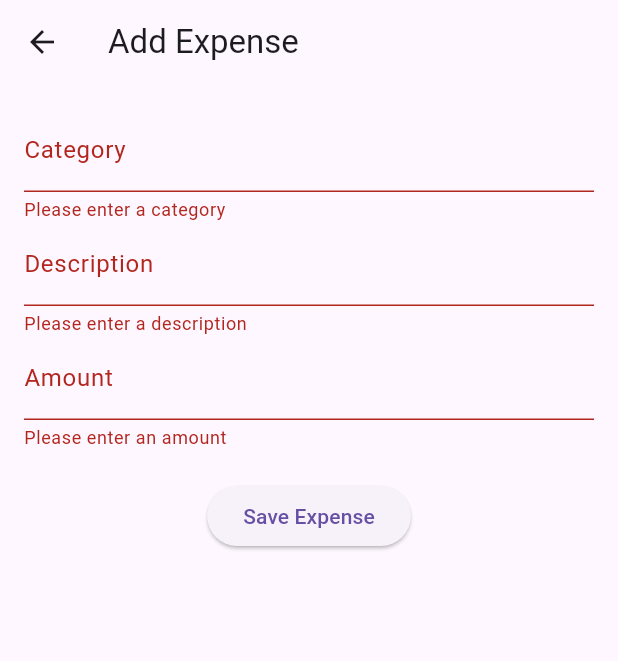
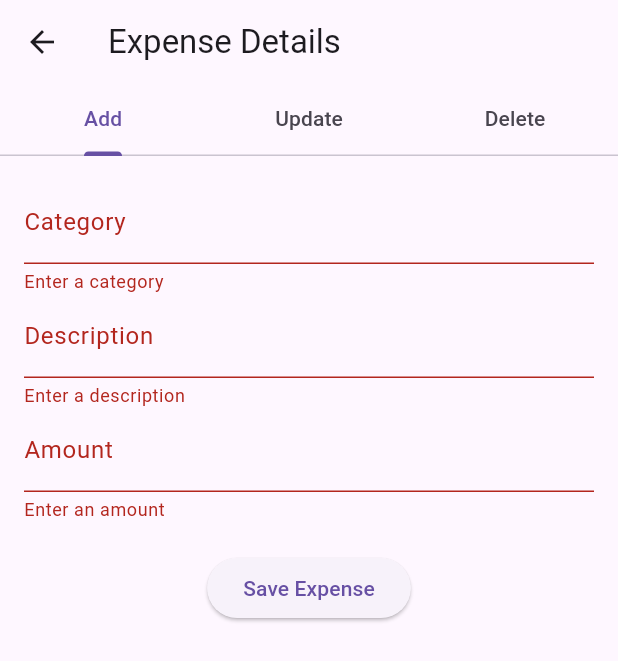
Before and after one commit to Athu06/Flutter_Project_Personal_Budget_Tracker_App-, a Flutter app: the ExpenseDetailScreen screen opened by its route, after a tap on "Save Expense", on a phone screen of 412 x 824 dp. Shown: the top 661 px of the screen. Run offline on Flutter 3.47's test engine with Material 3 defaults, Android fonts, the phone set to English and light mode, and no system bars; our stand-ins replace cloud_firestore, sqflite; accounts and stored records are empty; network calls fail.

Commit message:
updated_code

```diff
--- a/budget_app/lib/screens/expense_detail_screen.dart
+++ b/budget_app/lib/screens/expense_detail_screen.dart
@@ -1,6 +1,7 @@
 import 'package:flutter/material.dart';
-import 'package:http/http.dart' as http; // Import the http package
-import 'dart:convert'; // Import for JSON encoding
+import 'package:cloud_firestore/cloud_firestore.dart';
+import 'package:http/http.dart' as http;
+import 'dart:convert';
 
 class ExpenseDetailScreen extends StatefulWidget {
   @override
@@ -12,6 +13,27 @@ class _ExpenseDetailScreenState extends State<ExpenseDetailScreen> {
   final TextEditingController _categoryController = TextEditingController();
   final TextEditingController _descriptionController = TextEditingController();
   final TextEditingController _amountController = TextEditingController();
+
+  List<String> _categories = [];
+  String? _selectedCategory;
+
+  @override
+  void initState() {
+    super.initState();
+    _fetchCategories(); // Fetch categories on init
+  }
+
+  Future<void> _fetchCategories() async {
+    List<String> categories = [];
+    QuerySnapshot querySnapshot =
+        await FirebaseFirestore.instance.collection('expenses').get();
+    for (var doc in querySnapshot.docs) {
+      categories.add(doc['category']);
+    }
+    setState(() {
+      _categories = categories;
+    });
+  }
 
   void _saveExpense() async {
     if (_formKey.currentState!.validate()) {
@@ -25,16 +47,21 @@ class _ExpenseDetailScreenState extends State<ExpenseDetailScreen> {
       try {
         final response = await http.post(
           Uri.parse(
-              'http://localhost:3000/expense'), // Change to your actual API endpoint
+              'https://us-central1-stemious-hands-on-task.cloudfunctions.net/api/expense'),
           headers: {'Content-Type': 'application/json'},
           body: jsonEncode(expense),
         );
 
         if (response.statusCode == 201) {
-          // Assuming a successful creation returns 201
           // Show success message using SnackBar
           ScaffoldMessenger.of(context)
               .showSnackBar(SnackBar(content: Text('Expense Saved')));
+
+          // Clear the controllers after saving
+          _categoryController.clear();
+          _descriptionController.clear();
+          _amountController.clear();
+
           Navigator.pop(context); // Navigate back after successful insertion
         } else {
           // Handle server error
@@ -49,6 +76,36 @@ class _ExpenseDetailScreenState extends State<ExpenseDetailScreen> {
     }
   }
 
+  void _updateExpense() async {
+    if (_selectedCategory != null && _formKey.currentState!.validate()) {
+      DocumentReference docRef = FirebaseFirestore.instance
+          .collection('expenses')
+          .doc(_selectedCategory);
+      await docRef.update({
+        "description": _descriptionController.text,
+        "amount": double.parse(_amountController.text),
+      });
+      ScaffoldMessenger.of(context)
+          .showSnackBar(SnackBar(content: Text('Expense Updated')));
+    }
+  }
+
+  void _deleteExpense() async {
+    if (_selectedCategory != null) {
+      DocumentReference docRef = FirebaseFirestore.instance
+          .collection('expenses')
+          .doc(_selectedCategory);
+      await docRef.delete();
+      ScaffoldMessenger.of(context)
+          .showSnackBar(SnackBar(content: Text('Expense Deleted')));
+      setState(() {
+        _selectedCategory = null;
+        _descriptionController.clear();
+        _amountController.clear();
+      });
+    }
+  }
+
   void _showErrorDialog(String message) {
     showDialog(
       context: context,
@@ -59,7 +116,7 @@ class _ExpenseDetailScreenState extends State<ExpenseDetailScreen> {
           actions: <Widget>[
             TextButton(
               onPressed: () {
-                Navigator.of(context).pop(); // Close the dialog
+                Navigator.of(context).pop();
               },
               child: Text('OK'),
             ),
@@ -71,7 +128,6 @@ class _ExpenseDetailScreenState extends State<ExpenseDetailScreen> {
 
   @override
   void dispose() {
-    // Dispose of the controllers when the widget is removed from the widget tree
     _categoryController.dispose();
     _descriptionController.dispose();
     _amountController.dispose();
@@ -80,9 +136,23 @@ class _ExpenseDetailScreenState extends State<ExpenseDetailScreen> {
 
   @override
   Widget build(BuildContext context) {
-    return Scaffold(
-      appBar: AppBar(title: Text('Add Expense')),
-      body: Padding(
+    return DefaultTabController(
+      length: 3,
+      child: Scaffold(
+        appBar: AppBar(
+          title: Text('Expense Details'),
+          bottom: TabBar(
+            tabs: [
+              Tab(text: 'Add'),
+              Tab(text: 'Update'),
+              Tab(text: 'Delete'),
+            ],
+          ),
+        ),
+        body: TabBarView(
+          children: [
+            // Add Expense Tab
+            Padding(
               padding: EdgeInsets.all(16),
               child: Form(
                 key: _formKey,
@@ -91,30 +161,25 @@ class _ExpenseDetailScreenState extends State<ExpenseDetailScreen> {
                     TextFormField(
                       controller: _categoryController,
                       decoration: InputDecoration(labelText: 'Category'),
-                validator: (value) {
-                  if (value == null || value.isEmpty) {
-                    return 'Please enter a category';
-                  }
-                  return null;
-                },
+                      validator: (value) =>
+                          value!.isEmpty ? 'Enter a category' : null,
                     ),
                     TextFormField(
                       controller: _descriptionController,
                       decoration: InputDecoration(labelText: 'Description'),
-                validator: (value) {
-                  if (value == null || value.isEmpty) {
-                    return 'Please enter a description';
-                  }
-                  return null;
-                },
+                      validator: (value) =>
+                          value!.isEmpty ? 'Enter a description' : null,
                     ),
                     TextFormField(
                       controller: _amountController,
                       decoration: InputDecoration(labelText: 'Amount'),
                       keyboardType: TextInputType.number,
                       validator: (value) {
-                  if (value == null || value.isEmpty) {
-                    return 'Please enter an amount';
+                        if (value!.isEmpty) {
+                          return 'Enter an amount';
+                        }
+                        if (double.tryParse(value) == null) {
+                          return 'Enter a valid number';
                         }
                         return null;
                       },
@@ -128,6 +193,89 @@ class _ExpenseDetailScreenState extends State<ExpenseDetailScreen> {
                 ),
               ),
             ),
+
+            // Update Expense Tab
+            Padding(
+              padding: EdgeInsets.all(16),
+              child: Column(
+                children: [
+                  DropdownButton<String>(
+                    hint: Text('Select Category'),
+                    value: _selectedCategory,
+                    items: _categories.map((category) {
+                      return DropdownMenuItem<String>(
+                        value: category,
+                        child: Text(category),
+                      );
+                    }).toList(),
+                    onChanged: (value) {
+                      setState(() {
+                        _selectedCategory = value;
+                      });
+                    },
+                  ),
+                  TextFormField(
+                    controller: _descriptionController,
+                    decoration: InputDecoration(labelText: 'New Description'),
+                    validator: (value) =>
+                        value!.isEmpty ? 'Enter a description' : null,
+                  ),
+                  TextFormField(
+                    controller: _amountController,
+                    decoration: InputDecoration(labelText: 'New Amount'),
+                    keyboardType: TextInputType.number,
+                    validator: (value) {
+                      if (value!.isEmpty) {
+                        return 'Enter an amount';
+                      }
+                      if (double.tryParse(value) == null) {
+                        return 'Enter a valid number';
+                      }
+                      return null;
+                    },
+                  ),
+                  SizedBox(height: 20),
+                  ElevatedButton(
+                    onPressed: _updateExpense,
+                    child: Text('Update Expense'),
+                  ),
+                ],
+              ),
+            ),
+
+            // Delete Expense Tab
+            Padding(
+              padding: EdgeInsets.all(16),
+              child: Column(
+                children: [
+                  DropdownButton<String>(
+                    hint: Text('Select Category to Delete'),
+                    value: _selectedCategory,
+                    items: _categories.map((category) {
+                      return DropdownMenuItem<String>(
+                        value: category,
+                        child: Text(category),
+                      );
+                    }).toList(),
+                    onChanged: (value) {
+                      setState(() {
+                        _selectedCategory = value;
+                      });
+                    },
+                  ),
+                  SizedBox(height: 20),
+                  ElevatedButton(
+                    onPressed: _deleteExpense,
+                    child: Text('Delete Expense'),
+                    style:
+                        ElevatedButton.styleFrom(backgroundColor: Colors.red),
+                  ),
+                ],
+              ),
+            ),
+          ],
+        ),
+      ),
     );
   }
 }
--- a/budget_app/pubspec.yaml
+++ b/budget_app/pubspec.yaml
@@ -39,6 +39,7 @@ dependencies:
   # The following adds the Cupertino Icons font to your application.
   # Use with the CupertinoIcons class for iOS style icons.
   cupertino_icons: ^1.0.8
+  cloud_firestore: ^4.4.5
 
 
 dev_dependencies:
```
Also changed, not shown: 3 other files. Lines whose indentation alone changed are shown as unchanged.
